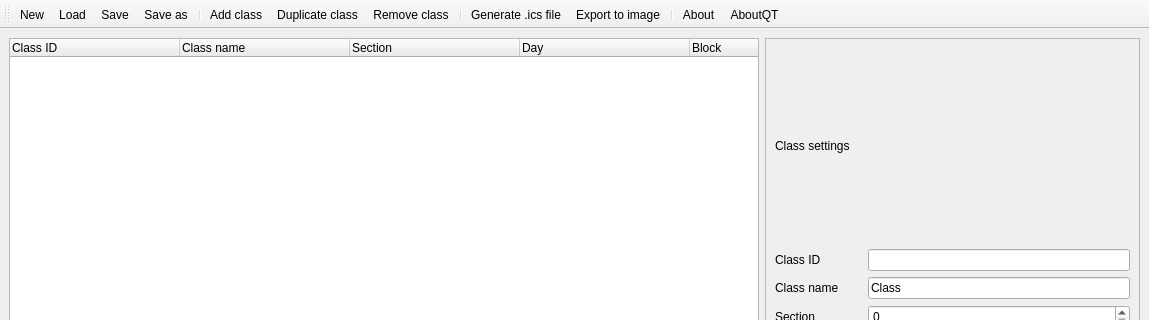
Old version of the form src/form.ui in the repository discojapi/ics-class-schedule; both pictures show x 0 to 1149 and y 0 to 320 of the 1149 by 892 pixel window.
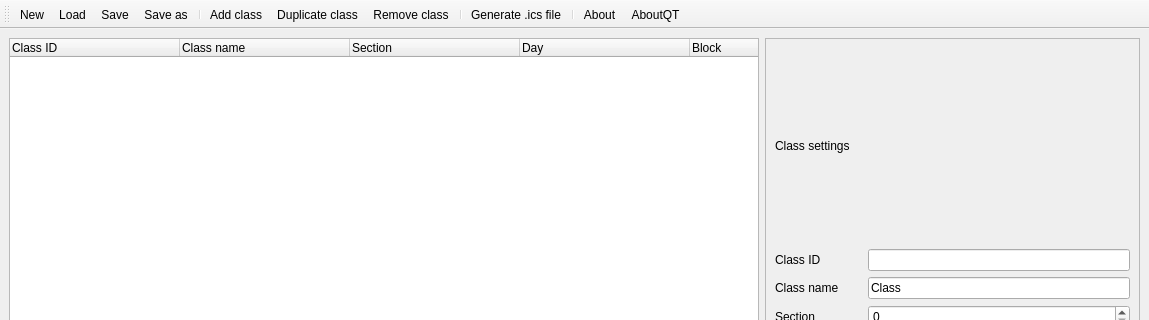
New version of the form. Icons and pictures are not drawn.

Commit message: Remove save to image button

Patch:
```diff
--- a/src/form.ui
+++ b/src/form.ui
@@ -793,7 +793,6 @@
    <addaction name="actionRemove_class"/>
    <addaction name="separator"/>
    <addaction name="action_gen"/>
-   <addaction name="actionExport"/>
    <addaction name="separator"/>
    <addaction name="actionabout"/>
    <addaction name="actionAboutQT"/>
```
Left out of the diff: 2 changed lines with no effect on the pictures. The commit also changes 1 other file.
